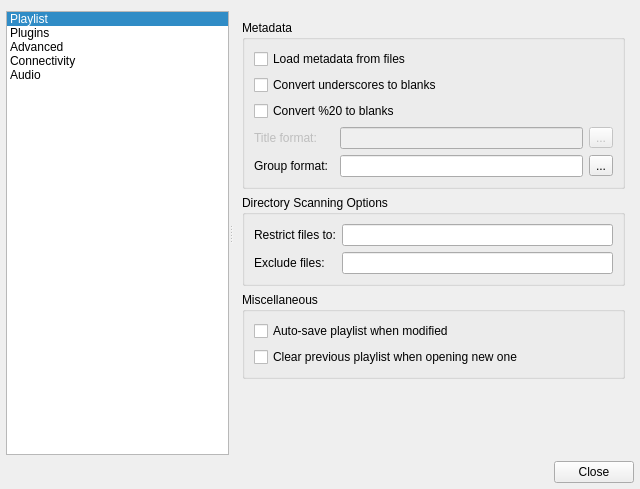
Above: src/qmmpui/forms/configdialog.ui from ksv1986/qmmp-staging before the change. Below: the same form after it.
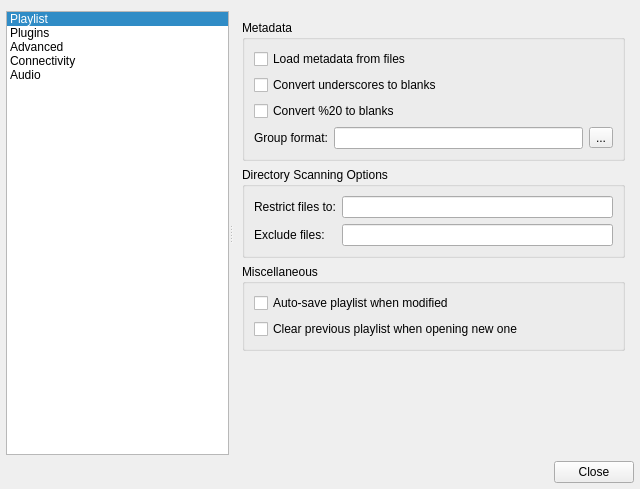
That is the form after the change. Icons and pictures are not drawn.

Commit message: removed useless code

Diff of the .ui file:
```diff
--- a/src/qmmpui/forms/configdialog.ui
+++ b/src/qmmpui/forms/configdialog.ui
@@ -122,72 +122,39 @@
           <property name="title">
            <string>Metadata</string>
           </property>
-          <layout class="QGridLayout">
-           <property name="margin">
-            <number>9</number>
-           </property>
-           <property name="spacing">
-            <number>6</number>
-           </property>
-           <item row="2" column="0" colspan="4">
-            <widget class="QCheckBox" name="per20CheckBox">
-             <property name="text">
-              <string>Convert %20 to blanks</string>
-             </property>
-            </widget>
-           </item>
-           <item row="3" column="0">
-            <widget class="QLabel" name="label_4">
-             <property name="enabled">
-              <bool>false</bool>
-             </property>
-             <property name="text">
-              <string>Title format:</string>
-             </property>
-            </widget>
-           </item>
-           <item row="0" column="0" colspan="4">
+          <layout class="QGridLayout" name="gridLayout">
+           <item row="0" column="0" colspan="2">
             <widget class="QCheckBox" name="metadataCheckBox">
              <property name="text">
               <string>Load metadata from files</string>
              </property>
             </widget>
            </item>
-           <item row="1" column="0" colspan="4">
+           <item row="1" column="0" colspan="2">
             <widget class="QCheckBox" name="underscoresCheckBox">
              <property name="text">
               <string>Convert underscores to blanks</string>
              </property>
             </widget>
            </item>
-           <item row="4" column="0">
+           <item row="2" column="0" colspan="2">
+            <widget class="QCheckBox" name="per20CheckBox">
+             <property name="text">
+              <string>Convert %20 to blanks</string>
+             </property>
+            </widget>
+           </item>
+           <item row="3" column="0">
             <widget class="QLabel" name="label_3">
              <property name="text">
               <string>Group format:</string>
              </property>
             </widget>
            </item>
-           <item row="3" column="2">
-            <widget class="QLineEdit" name="formatLineEdit">
-             <property name="enabled">
-              <bool>false</bool>
-             </property>
-            </widget>
-           </item>
-           <item row="3" column="3">
-            <widget class="QToolButton" name="titleButton">
-             <property name="enabled">
-              <bool>false</bool>
-             </property>
-             <property name="text">
-              <string>...</string>
-             </property>
-            </widget>
-           </item>
-           <item row="4" column="2">
+           <item row="3" column="1">
             <widget class="QLineEdit" name="groupLineEdit"/>
            </item>
-           <item row="4" column="3">
+           <item row="3" column="2">
             <widget class="QToolButton" name="groupButton">
              <property name="text">
               <string>...</string>
```
The commit also changes 1 other file.
